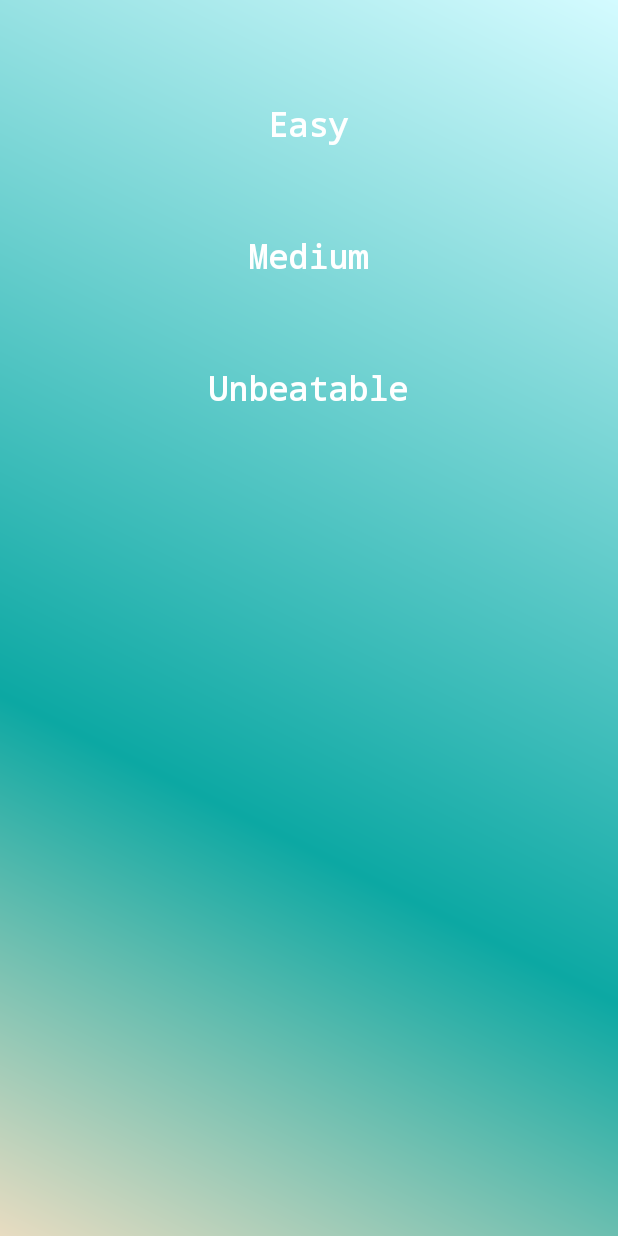
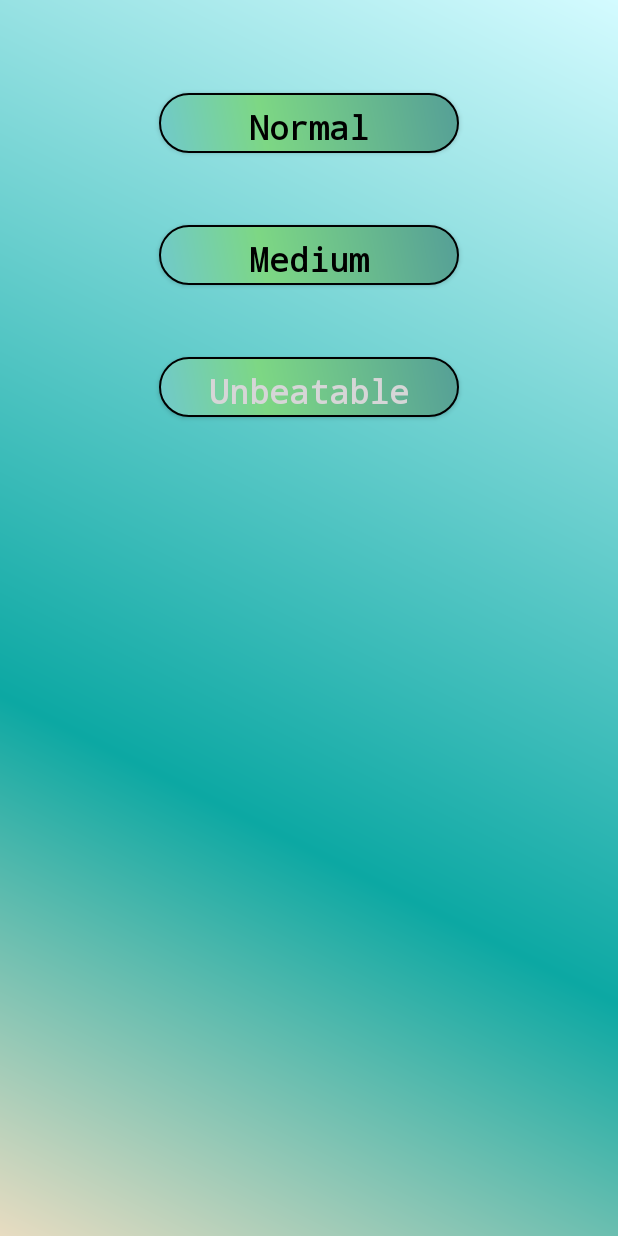
Before and after one commit to ssjsatish/Unbeatable-Tic-Tac-Toe, an Android app: the layout activity_level_selection.xml on its own in the app's theme, with its tools: preview values and no code run, on a phone screen of 412 x 824 dp. Run offline under Robolectric (Android 15) with nearby library versions, the phone set to English and light mode, and no system bars.

Commit message:
Add files via upload

```diff
--- a/src/main/res/layout/activity_level_selection.xml
+++ b/src/main/res/layout/activity_level_selection.xml
@@ -12,48 +12,50 @@ tools:context="com.seafle.satish.unbeatabletictactoe.LevelSelection">
 
 
 
-<TextView
-    android:layout_width="150dp"
+    <Button
+        android:layout_width="200dp"
         android:layout_height="40dp"
         android:textAppearance="?android:attr/textAppearanceLarge"
-    android:text="Easy"
-    android:textColor="@color/white"
+        android:text="Normal"
+        android:textColor="@color/black"
         android:textStyle="bold"
         android:fontFamily="monospace"
         android:textAlignment="center"
-    android:id="@+id/easy"
+        android:id="@+id/normal"
         android:layout_marginTop="46dp"
         android:clickable="true"
         android:layout_alignParentTop="true"
         android:layout_centerHorizontal="true"
-    android:paddingTop="6dp"/>
+        android:paddingTop="6dp"
+        android:background="@drawable/btn_background"/>
 
 
 
-<TextView
-    android:layout_width="150dp"
+    <Button
+        android:layout_width="200dp"
         android:layout_height="40dp"
         android:textAppearance="?android:attr/textAppearanceLarge"
         android:text="Medium"
-    android:textColor="@color/white"
+        android:textColor="@color/black"
         android:textStyle="bold"
         android:fontFamily="monospace"
         android:textAlignment="center"
         android:id="@+id/medium"
         android:layout_marginTop="48dp"
-    android:layout_below="@+id/easy"
-    android:layout_alignLeft="@+id/easy"
+        android:layout_below="@+id/normal"
+        android:layout_alignLeft="@+id/normal"
         android:layout_centerHorizontal="true"
-    android:layout_alignStart="@+id/easy"
+        android:layout_alignStart="@+id/normal"
         android:clickable="true"
-    android:paddingTop="6dp"/>
+        android:paddingTop="6dp"
+        android:background="@drawable/btn_background"/>
 
-<TextView
-    android:layout_width="150dp"
+    <Button
+        android:layout_width="200dp"
         android:layout_height="40dp"
         android:textAppearance="?android:attr/textAppearanceLarge"
         android:text="Unbeatable"
-    android:textColor="@color/white"
+        android:textColor="@color/red"
         android:textStyle="bold"
         android:fontFamily="monospace"
         android:textAlignment="center"
@@ -64,6 +66,7 @@ tools:context="com.seafle.satish.unbeatabletictactoe.LevelSelection">
         android:layout_centerHorizontal="true"
         android:layout_marginTop="48dp"
         android:clickable="true"
+        android:background="@drawable/btn_background"
         android:paddingTop="6dp"
         />
 
```
Also changed, not shown: src/main/res/layout/activity_main.xml (+13 -19 lines), src/main/res/layout/activity_medium_game.xml (added, +12 -0 lines), src/main/res/layout/activity_normal_game.xml (added, +12 -0 lines), src/main/res/layout/activity_unbeatable_game.xml (added, +12 -0 lines). Lines whose indentation alone changed are shown as unchanged.
